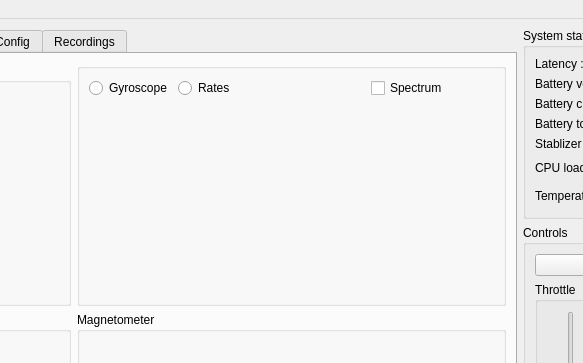
The window that controller_pc/ui/mainWindow.ui (dridri/bcflight) describes before a commit, drawn with Qt 5; both pictures show x 378 to 961 and y 0 to 363 of the 1110 by 847 pixel window.
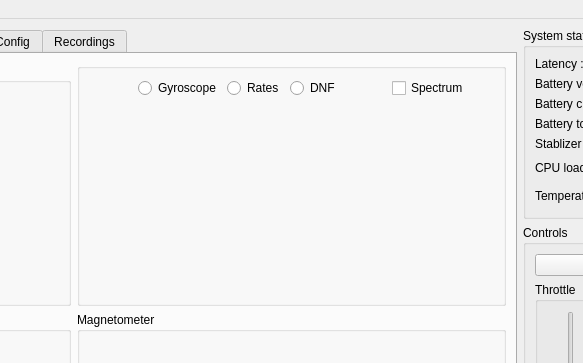
The same window after the commit. The open tabs and pages were chosen to show the change. Custom widgets are drawn as their Qt base class.

```diff
--- a/controller_pc/ui/mainWindow.ui
+++ b/controller_pc/ui/mainWindow.ui
@@ -688,8 +688,8 @@
            <string/>
           </property>
           <layout class="QGridLayout" name="gridLayout_4">
-           <item row="0" column="0">
-            <widget class="QRadioButton" name="gyroPlotButton">
+           <item row="0" column="4">
+            <widget class="QRadioButton" name="dnfPlotButton">
              <property name="sizePolicy">
               <sizepolicy hsizetype="Fixed" vsizetype="Fixed">
                <horstretch>0</horstretch>
@@ -697,24 +697,11 @@
               </sizepolicy>
              </property>
              <property name="text">
-              <string>Gyroscope</string>
+              <string>DNF</string>
              </property>
             </widget>
            </item>
-           <item row="0" column="1">
-            <widget class="QRadioButton" name="ratesPlotButton">
-             <property name="sizePolicy">
-              <sizepolicy hsizetype="Fixed" vsizetype="Fixed">
-               <horstretch>0</horstretch>
-               <verstretch>0</verstretch>
-              </sizepolicy>
-             </property>
-             <property name="text">
-              <string>Rates</string>
-             </property>
-            </widget>
-           </item>
-           <item row="0" column="2">
+           <item row="0" column="5">
             <spacer name="horizontalSpacer_9">
              <property name="orientation">
               <enum>Qt::Horizontal</enum>
@@ -730,20 +717,46 @@
              </property>
             </spacer>
            </item>
-           <item row="0" column="3">
+           <item row="0" column="6">
             <widget class="QCheckBox" name="gyroSpectrumButton">
              <property name="text">
               <string>Spectrum</string>
              </property>
             </widget>
            </item>
-           <item row="1" column="0" colspan="4">
+           <item row="2" column="0" colspan="8">
             <widget class="QCustomPlot" name="rates" native="true">
              <property name="styleSheet">
               <string notr="true">background-color: rgba( 0, 0, 0, 0 )</string>
              </property>
             </widget>
            </item>
+           <item row="0" column="3">
+            <widget class="QRadioButton" name="ratesPlotButton">
+             <property name="sizePolicy">
+              <sizepolicy hsizetype="Fixed" vsizetype="Fixed">
+               <horstretch>0</horstretch>
+               <verstretch>0</verstretch>
+              </sizepolicy>
+             </property>
+             <property name="text">
+              <string>Rates</string>
+             </property>
+            </widget>
+           </item>
+           <item row="0" column="2">
+            <widget class="QRadioButton" name="gyroPlotButton">
+             <property name="sizePolicy">
+              <sizepolicy hsizetype="Fixed" vsizetype="Fixed">
+               <horstretch>0</horstretch>
+               <verstretch>0</verstretch>
+              </sizepolicy>
+             </property>
+             <property name="text">
+              <string>Gyroscope</string>
+             </property>
+            </widget>
+           </item>
           </layout>
          </widget>
         </item>
```
